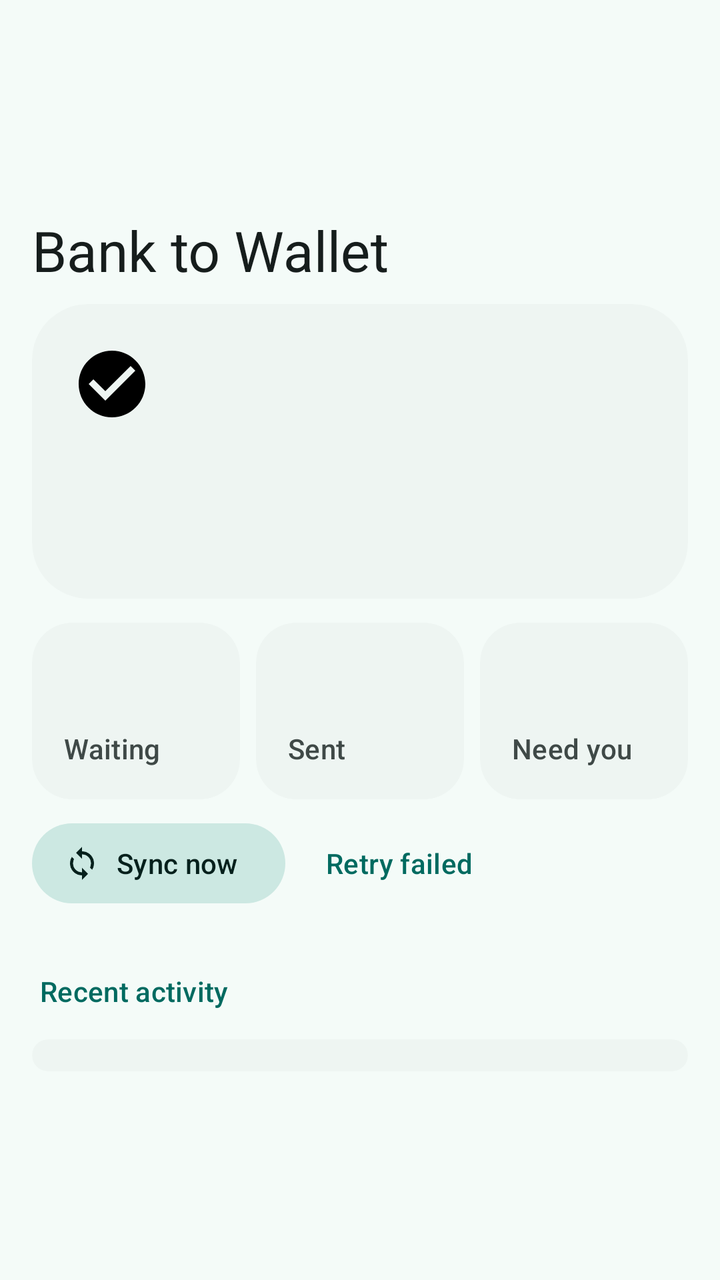
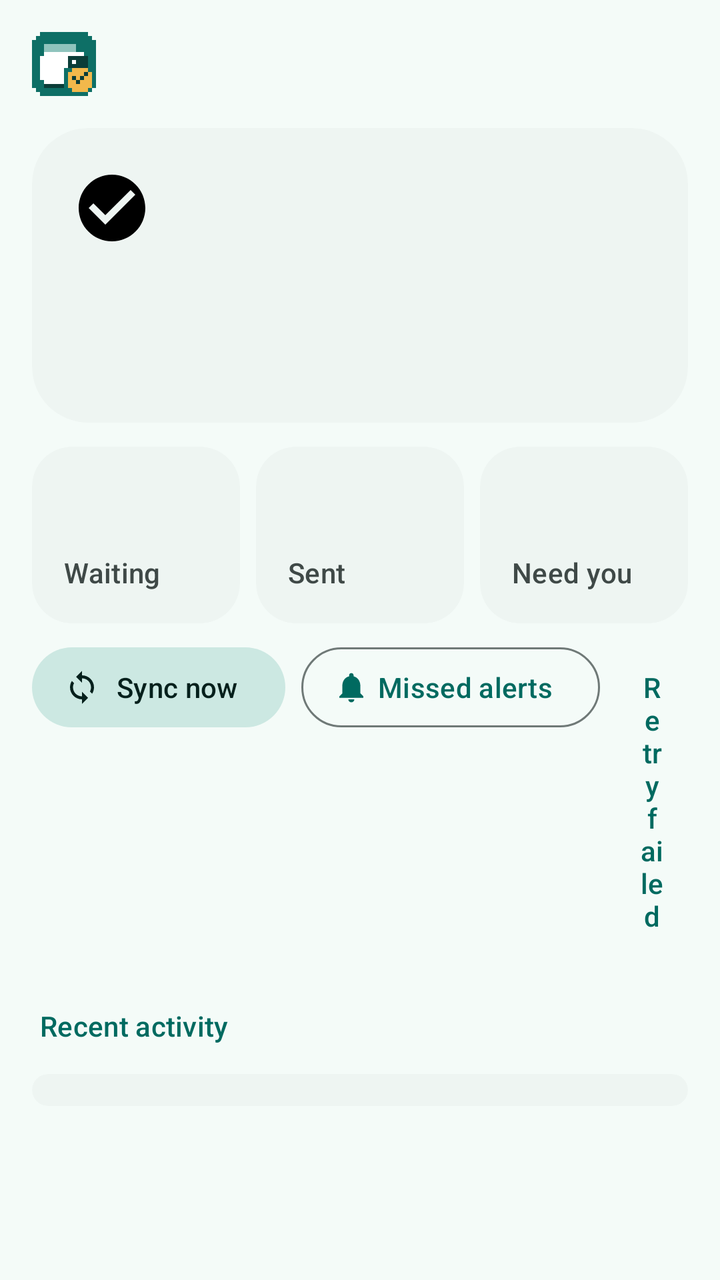

Screens rendered from an Android XML layout before and after an edit, with the pre-edit source and the edit as a unified diff.
<!-- AndroidManifest.xml: application theme Theme.BankSync -->
<!-- res/layout/activity_main.xml -->
<?xml version="1.0" encoding="utf-8"?>
<androidx.coordinatorlayout.widget.CoordinatorLayout xmlns:android="http://schemas.android.com/apk/res/android"
    xmlns:app="http://schemas.android.com/apk/res-auto"
    android:id="@+id/root"
    android:layout_width="match_parent"
    android:layout_height="match_parent">

    <com.google.android.material.appbar.AppBarLayout
        android:layout_width="match_parent"
        android:layout_height="wrap_content"
        android:fitsSystemWindows="true">

        <com.google.android.material.appbar.CollapsingToolbarLayout
            style="?attr/collapsingToolbarLayoutLargeStyle"
            android:layout_width="match_parent"
            android:layout_height="?attr/collapsingToolbarLayoutLargeSize"
            app:layout_scrollFlags="scroll|exitUntilCollapsed|snap"
            app:title="Bank to Wallet">

            <com.google.android.material.appbar.MaterialToolbar
                android:id="@+id/toolbar"
                android:layout_width="match_parent"
                android:layout_height="?attr/actionBarSize"
                android:elevation="0dp"
                app:layout_collapseMode="pin" />
        </com.google.android.material.appbar.CollapsingToolbarLayout>
    </com.google.android.material.appbar.AppBarLayout>

    <androidx.core.widget.NestedScrollView
        android:id="@+id/scroll"
        android:layout_width="match_parent"
        android:layout_height="match_parent"
        android:clipToPadding="false"
        android:paddingBottom="24dp"
        app:layout_behavior="@string/appbar_scrolling_view_behavior">

        <LinearLayout
            android:layout_width="match_parent"
            android:layout_height="wrap_content"
            android:orientation="vertical"
            android:paddingStart="16dp"
            android:paddingEnd="16dp">

            
            <com.google.android.material.card.MaterialCardView
                android:id="@+id/heroCard"
                android:layout_width="match_parent"
                android:layout_height="wrap_content"
                app:shapeAppearance="@style/ShapeAppearance.BankSync.ExtraLarge">

                <LinearLayout
                    android:layout_width="match_parent"
                    android:layout_height="wrap_content"
                    android:orientation="vertical"
                    android:padding="20dp">

                    <ImageView
                        android:id="@+id/heroIcon"
                        android:layout_width="40dp"
                        android:layout_height="40dp"
                        android:importantForAccessibility="no"
                        android:src="@drawable/ic_check_circle" />

                    <TextView
                        android:id="@+id/heroTitle"
                        android:layout_width="match_parent"
                        android:layout_height="wrap_content"
                        android:layout_marginTop="12dp"
                        android:textAppearance="?attr/textAppearanceHeadlineSmall" />

                    <TextView
                        android:id="@+id/heroText"
                        android:layout_width="match_parent"
                        android:layout_height="wrap_content"
                        android:layout_marginTop="4dp"
                        android:textAppearance="?attr/textAppearanceBodyMedium" />

                    <com.google.android.material.button.MaterialButton
                        android:id="@+id/heroAction"
                        android:layout_width="wrap_content"
                        android:layout_height="wrap_content"
                        android:layout_marginTop="12dp"
                        android:visibility="gone" />
                </LinearLayout>
            </com.google.android.material.card.MaterialCardView>

            
            <LinearLayout
                android:id="@+id/checksList"
                android:layout_width="match_parent"
                android:layout_height="wrap_content"
                android:orientation="vertical" />

            
            <LinearLayout
                android:layout_width="match_parent"
                android:layout_height="wrap_content"
                android:layout_marginTop="12dp"
                android:orientation="horizontal">

                <com.google.android.material.card.MaterialCardView
                    android:id="@+id/tileWaiting"
                    style="@style/Widget.BankSync.Tile">

                    <LinearLayout
                        android:layout_width="match_parent"
                        android:layout_height="wrap_content"
                        android:orientation="vertical"
                        android:padding="16dp">

                        <TextView
                            android:id="@+id/countWaiting"
                            android:layout_width="wrap_content"
                            android:layout_height="wrap_content"
                            android:textAppearance="?attr/textAppearanceHeadlineMedium" />

                        <TextView
                            android:layout_width="wrap_content"
                            android:layout_height="wrap_content"
                            android:text="Waiting"
                            android:textAppearance="?attr/textAppearanceLabelLarge"
                            android:textColor="?attr/colorOnSurfaceVariant" />
                    </LinearLayout>
                </com.google.android.material.card.MaterialCardView>

                <com.google.android.material.card.MaterialCardView
                    style="@style/Widget.BankSync.Tile"
                    android:layout_marginStart="8dp"
                    android:layout_marginEnd="8dp">

                    <LinearLayout
                        android:layout_width="match_parent"
                        android:layout_height="wrap_content"
                        android:orientation="vertical"
                        android:padding="16dp">

                        <TextView
                            android:id="@+id/countSynced"
                            android:layout_width="wrap_content"
                            android:layout_height="wrap_content"
                            android:textAppearance="?attr/textAppearanceHeadlineMedium" />

                        <TextView
                            android:layout_width="wrap_content"
                            android:layout_height="wrap_content"
                            android:text="Sent"
                            android:textAppearance="?attr/textAppearanceLabelLarge"
                            android:textColor="?attr/colorOnSurfaceVariant" />
                    </LinearLayout>
                </com.google.android.material.card.MaterialCardView>

                <com.google.android.material.card.MaterialCardView
                    android:id="@+id/tileAttention"
                    style="@style/Widget.BankSync.Tile">

                    <LinearLayout
                        android:layout_width="match_parent"
                        android:layout_height="wrap_content"
                        android:orientation="vertical"
                        android:padding="16dp">

                        <TextView
                            android:id="@+id/countAttention"
                            android:layout_width="wrap_content"
                            android:layout_height="wrap_content"
                            android:textAppearance="?attr/textAppearanceHeadlineMedium" />

                        <TextView
                            android:id="@+id/labelAttention"
                            android:layout_width="wrap_content"
                            android:layout_height="wrap_content"
                            android:text="Need you"
                            android:textAppearance="?attr/textAppearanceLabelLarge"
                            android:textColor="?attr/colorOnSurfaceVariant" />
                    </LinearLayout>
                </com.google.android.material.card.MaterialCardView>
            </LinearLayout>

            <LinearLayout
                android:layout_width="match_parent"
                android:layout_height="wrap_content"
                android:layout_marginTop="8dp"
                android:orientation="horizontal">

                <com.google.android.material.button.MaterialButton
                    android:id="@+id/syncButton"
                    style="@style/Widget.Material3.Button.TonalButton.Icon"
                    android:layout_width="wrap_content"
                    android:layout_height="wrap_content"
                    android:text="Sync now"
                    app:icon="@drawable/ic_sync" />

                <com.google.android.material.button.MaterialButton
                    android:id="@+id/retryButton"
                    style="@style/Widget.Material3.Button.TextButton"
                    android:layout_width="wrap_content"
                    android:layout_height="wrap_content"
                    android:layout_marginStart="8dp"
                    android:text="Retry failed" />
            </LinearLayout>

            
            <LinearLayout
                android:layout_width="match_parent"
                android:layout_height="wrap_content"
                android:layout_marginTop="16dp"
                android:gravity="center_vertical"
                android:orientation="horizontal">

                <TextView
                    style="@style/Widget.BankSync.SectionTitle"
                    android:layout_width="0dp"
                    android:layout_marginTop="0dp"
                    android:layout_marginBottom="0dp"
                    android:layout_weight="1"
                    android:text="Recent activity" />

                <com.google.android.material.button.MaterialButton
                    android:id="@+id/hideButton"
                    style="@style/Widget.Material3.Button.IconButton"
                    android:layout_width="wrap_content"
                    android:layout_height="wrap_content"
                    app:iconTint="?attr/colorOnSurfaceVariant" />
            </LinearLayout>

            <com.google.android.material.card.MaterialCardView
                android:layout_width="match_parent"
                android:layout_height="wrap_content">

                <LinearLayout
                    android:id="@+id/recentList"
                    android:layout_width="match_parent"
                    android:layout_height="wrap_content"
                    android:orientation="vertical"
                    android:paddingTop="8dp"
                    android:paddingBottom="8dp" />
            </com.google.android.material.card.MaterialCardView>
        </LinearLayout>
    </androidx.core.widget.NestedScrollView>
</androidx.coordinatorlayout.widget.CoordinatorLayout>
<!-- resources referenced by this layout -->
<resources>
  <!-- drawable ic_check_circle (drawable) -->
  <?xml version="1.0" encoding="utf-8"?>
  <vector xmlns:android="http://schemas.android.com/apk/res/android"
      android:width="24dp"
      android:height="24dp"
      android:viewportWidth="24"
      android:viewportHeight="24">
      <path android:fillColor="#FF000000" android:pathData="M12,2C6.48,2 2,6.48 2,12s4.48,10 10,10 10,-4.48 10,-10S17.52,2 12,2zM10,17l-5,-5 1.41,-1.41L10,14.17l7.59,-7.59L19,8l-9,9z" />
  </vector>
  <!-- drawable ic_sync (drawable) -->
  <?xml version="1.0" encoding="utf-8"?>
  <vector xmlns:android="http://schemas.android.com/apk/res/android"
      android:width="24dp"
      android:height="24dp"
      android:viewportWidth="24"
      android:viewportHeight="24">
      <path android:fillColor="#FF000000" android:pathData="M12,4V1L8,5l4,4V6c3.31,0 6,2.69 6,6 0,1.01 -0.25,1.97 -0.7,2.8l1.46,1.46C19.54,15.03 20,13.57 20,12c0,-4.42 -3.58,-8 -8,-8zM12,18c-3.31,0 -6,-2.69 -6,-6 0,-1.01 0.25,-1.97 0.7,-2.8L5.24,7.74C4.46,8.97 4,10.43 4,12c0,4.42 3.58,8 8,8v3l4,-4 -4,-4v3z" />
  </vector>
  <style name="ShapeAppearance.BankSync.ExtraLarge" parent="ShapeAppearance.Material3.Corner.ExtraLarge">
          <item name="cornerSize">28dp</item>
      </style>
  <style name="Widget.BankSync.SectionTitle" parent="">
          <item name="android:layout_width">match_parent</item>
          <item name="android:layout_height">wrap_content</item>
          <item name="android:layout_marginTop">24dp</item>
          <item name="android:layout_marginBottom">8dp</item>
          <item name="android:paddingStart">4dp</item>
          <item name="android:textAppearance">?attr/textAppearanceTitleSmall</item>
          <item name="android:textColor">?attr/colorPrimary</item>
      </style>
  <style name="Widget.BankSync.Tile" parent="Widget.BankSync.Card">
          <item name="android:layout_width">0dp</item>
          <item name="android:layout_height">wrap_content</item>
          <item name="android:layout_weight">1</item>
      </style>
  <style name="Widget.BankSync.Card" parent="Widget.Material3.CardView.Filled">
          <item name="cardBackgroundColor">?attr/colorSurfaceContainerLow</item>
          <item name="shapeAppearance">@style/ShapeAppearance.BankSync.Large</item>
      </style>
  <style name="ShapeAppearance.BankSync.Large" parent="ShapeAppearance.Material3.Corner.Large">
          <item name="cornerSize">20dp</item>
      </style>
  <!-- unchanged entries left out for length: 1 -->
</resources>

<!-- the commit's change to res/layout/activity_main.xml (unified diff, before → after) -->
@@ -6,24 +6,25 @@
     android:layout_height="match_parent">
 
     <com.google.android.material.appbar.AppBarLayout
+        android:id="@+id/appBar"
         android:layout_width="match_parent"
         android:layout_height="wrap_content"
         android:fitsSystemWindows="true">
 
-        <com.google.android.material.appbar.CollapsingToolbarLayout
-            style="?attr/collapsingToolbarLayoutLargeStyle"
+        
+        <com.google.android.material.appbar.MaterialToolbar
+            android:id="@+id/toolbar"
             android:layout_width="match_parent"
-            android:layout_height="?attr/collapsingToolbarLayoutLargeSize"
-            app:layout_scrollFlags="scroll|exitUntilCollapsed|snap"
-            app:title="Bank to Wallet">
-
-            <com.google.android.material.appbar.MaterialToolbar
-                android:id="@+id/toolbar"
-                android:layout_width="match_parent"
-                android:layout_height="?attr/actionBarSize"
-                android:elevation="0dp"
-                app:layout_collapseMode="pin" />
-        </com.google.android.material.appbar.CollapsingToolbarLayout>
+            android:layout_height="?attr/actionBarSize"
+            android:elevation="0dp">
+
+            <ImageView
+                android:layout_width="32dp"
+                android:layout_height="32dp"
+                android:layout_gravity="start|center_vertical"
+                android:contentDescription="Bank to Wallet"
+                android:src="@drawable/ic_logo" />
+        </com.google.android.material.appbar.MaterialToolbar>
     </com.google.android.material.appbar.AppBarLayout>
 
     <androidx.core.widget.NestedScrollView
@@ -49,6 +50,7 @@
                 app:shapeAppearance="@style/ShapeAppearance.BankSync.ExtraLarge">
 
                 <LinearLayout
+                    android:id="@+id/heroBody"
                     android:layout_width="match_parent"
                     android:layout_height="wrap_content"
                     android:orientation="vertical"
@@ -191,6 +193,15 @@
                     app:icon="@drawable/ic_sync" />
 
                 <com.google.android.material.button.MaterialButton
+                    android:id="@+id/scanButton"
+                    style="@style/Widget.Material3.Button.OutlinedButton.Icon"
+                    android:layout_width="wrap_content"
+                    android:layout_height="wrap_content"
+                    android:layout_marginStart="8dp"
+                    android:text="Missed alerts"
+                    app:icon="@drawable/ic_notifications" />
+
+                <com.google.android.material.button.MaterialButton
                     android:id="@+id/retryButton"
                     style="@style/Widget.Material3.Button.TextButton"
                     android:layout_width="wrap_content"
@@ -198,6 +209,15 @@
                     android:layout_marginStart="8dp"
                     android:text="Retry failed" />
             </LinearLayout>
+
+            
+            <com.google.android.material.progressindicator.LinearProgressIndicator
+                android:id="@+id/syncProgress"
+                android:layout_width="match_parent"
+                android:layout_height="wrap_content"
+                android:layout_marginTop="8dp"
+                android:indeterminate="true"
+                android:visibility="gone" />
 
             
             <LinearLayout
@@ -216,6 +236,16 @@
                     android:text="Recent activity" />
 
                 <com.google.android.material.button.MaterialButton
+                    android:id="@+id/clearButton"
+                    style="@style/Widget.Material3.Button.IconButton"
+                    android:layout_width="wrap_content"
+                    android:layout_height="wrap_content"
+                    android:contentDescription="Clear sent history"
+                    android:visibility="gone"
+                    app:icon="@drawable/ic_delete"
+                    app:iconTint="?attr/colorOnSurfaceVariant" />
+
+                <com.google.android.material.button.MaterialButton
                     android:id="@+id/hideButton"
                     style="@style/Widget.Material3.Button.IconButton"
                     android:layout_width="wrap_content"
<!-- resource entries referenced after the edit -->
@@ -8,6 +8,25 @@
       android:viewportWidth="24"
       android:viewportHeight="24">
       <path android:fillColor="#FF000000" android:pathData="M12,2C6.48,2 2,6.48 2,12s4.48,10 10,10 10,-4.48 10,-10S17.52,2 12,2zM10,17l-5,-5 1.41,-1.41L10,14.17l7.59,-7.59L19,8l-9,9z" />
+  </vector>
+  <!-- drawable ic_delete (drawable) -->
+  <?xml version="1.0" encoding="utf-8"?>
+  <vector xmlns:android="http://schemas.android.com/apk/res/android"
+      android:width="24dp"
+      android:height="24dp"
+      android:viewportWidth="24"
+      android:viewportHeight="24">
+      <path android:fillColor="#FF000000" android:pathData="M16,9v10H8V9h8m-1.5,-6h-5l-1,1H5v2h14V4h-3.5l-1,-1zM18,7H6v12c0,1.1 0.9,2 2,2h8c1.1,0 2,-0.9 2,-2V7z" />
+  </vector>
+  <!-- drawable ic_logo: vector/xml drawable (drawable, 2240 chars, omitted) -->
+  <!-- drawable ic_notifications (drawable) -->
+  <?xml version="1.0" encoding="utf-8"?>
+  <vector xmlns:android="http://schemas.android.com/apk/res/android"
+      android:width="24dp"
+      android:height="24dp"
+      android:viewportWidth="24"
+      android:viewportHeight="24">
+      <path android:fillColor="#FF000000" android:pathData="M12,22c1.1,0 2,-0.9 2,-2h-4c0,1.1 0.89,2 2,2zM18,16v-5c0,-3.07 -1.64,-5.64 -4.5,-6.32V4c0,-0.83 -0.67,-1.5 -1.5,-1.5s-1.5,0.67 -1.5,1.5v0.68C7.63,5.36 6,7.92 6,11v5l-2,2v1h16v-1l-2,-2z" />
   </vector>
   <!-- drawable ic_sync (drawable) -->
   <?xml version="1.0" encoding="utf-8"?>
